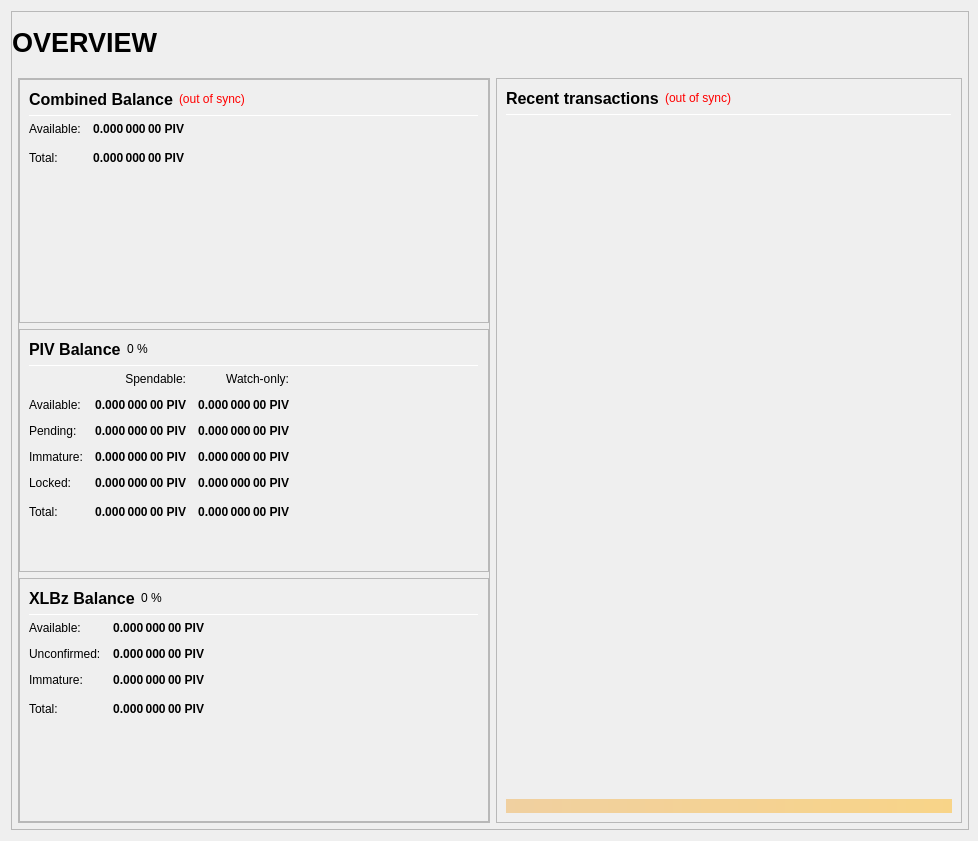
binarysculptor/wallet, file src/qt/forms/overviewpage.ui: the form before one commit.
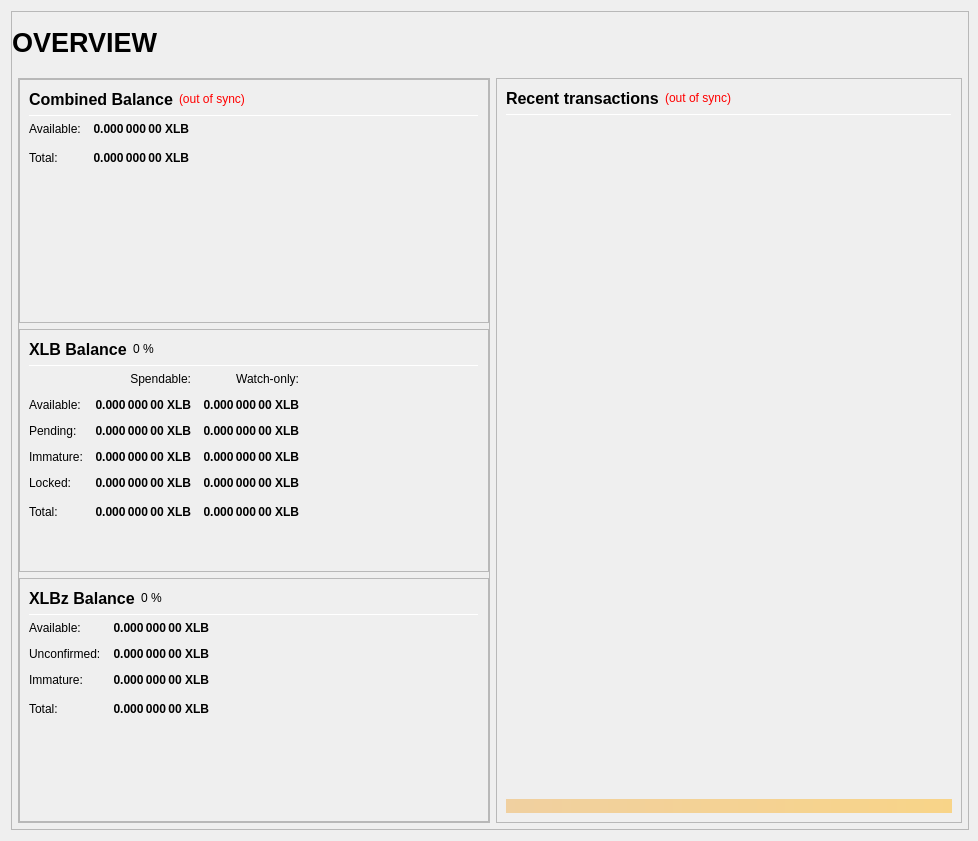
The form after the commit.

Diff of the .ui file:
```diff
--- a/src/qt/forms/overviewpage.ui
+++ b/src/qt/forms/overviewpage.ui
@@ -333,7 +333,7 @@
                           <string>Your current spendable balance</string>
                          </property>
                          <property name="text">
-                          <string notr="true">0.000 000 00 PIV</string>
+                          <string notr="true">0.000 000 00 XLB</string>
                          </property>
                          <property name="alignment">
                           <set>Qt::AlignRight|Qt::AlignTrailing|Qt::AlignVCenter</set>
@@ -365,7 +365,7 @@
                           <string>Total Balance, including all unavailable coins.</string>
                          </property>
                          <property name="text">
-                          <string notr="true">0.000 000 00 PIV</string>
+                          <string notr="true">0.000 000 00 XLB</string>
                          </property>
                          <property name="alignment">
                           <set>Qt::AlignRight|Qt::AlignTrailing|Qt::AlignVCenter</set>
@@ -433,7 +433,7 @@
                           </font>
                          </property>
                          <property name="text">
-                          <string>PIV Balance</string>
+                          <string>XLB Balance</string>
                          </property>
                         </widget>
                        </item>
@@ -525,7 +525,7 @@
                           <string>Your current spendable balance</string>
                          </property>
                          <property name="text">
-                          <string notr="true">0.000 000 00 PIV</string>
+                          <string notr="true">0.000 000 00 XLB</string>
                          </property>
                          <property name="alignment">
                           <set>Qt::AlignRight|Qt::AlignTrailing|Qt::AlignVCenter</set>
@@ -550,7 +550,7 @@
                           <string>Your current balance in watch-only addresses</string>
                          </property>
                          <property name="text">
-                          <string notr="true">0.000 000 00 PIV</string>
+                          <string notr="true">0.000 000 00 XLB</string>
                          </property>
                          <property name="alignment">
                           <set>Qt::AlignRight|Qt::AlignTrailing|Qt::AlignVCenter</set>
@@ -582,7 +582,7 @@
                           <string>Total of transactions that have yet to be confirmed, and do not yet count toward the spendable balance</string>
                          </property>
                          <property name="text">
-                          <string notr="true">0.000 000 00 PIV</string>
+                          <string notr="true">0.000 000 00 XLB</string>
                          </property>
                          <property name="alignment">
                           <set>Qt::AlignRight|Qt::AlignTrailing|Qt::AlignVCenter</set>
@@ -607,7 +607,7 @@
                           <string>Unconfirmed transactions to watch-only addresses</string>
                          </property>
                          <property name="text">
-                          <string notr="true">0.000 000 00 PIV</string>
+                          <string notr="true">0.000 000 00 XLB</string>
                          </property>
                          <property name="alignment">
                           <set>Qt::AlignRight|Qt::AlignTrailing|Qt::AlignVCenter</set>
@@ -639,7 +639,7 @@
                           <string>Staked or masternode rewards that has not yet matured</string>
                          </property>
                          <property name="text">
-                          <string notr="true">0.000 000 00 PIV</string>
+                          <string notr="true">0.000 000 00 XLB</string>
                          </property>
                          <property name="alignment">
                           <set>Qt::AlignRight|Qt::AlignTrailing|Qt::AlignVCenter</set>
@@ -664,7 +664,7 @@
                           <string>Staked or masternode rewards in watch-only addresses that has not yet matured</string>
                          </property>
                          <property name="text">
-                          <string notr="true">0.000 000 00 PIV</string>
+                          <string notr="true">0.000 000 00 XLB</string>
                          </property>
                          <property name="alignment">
                           <set>Qt::AlignRight|Qt::AlignTrailing|Qt::AlignVCenter</set>
@@ -699,7 +699,7 @@
                           <string>Locked PIV or Masternode collaterals. These are excluded from XLBz minting.</string>
                          </property>
                          <property name="text">
-                          <string notr="true">0.000 000 00 PIV</string>
+                          <string notr="true">0.000 000 00 XLB</string>
                          </property>
                          <property name="alignment">
                           <set>Qt::AlignRight|Qt::AlignTrailing|Qt::AlignVCenter</set>
@@ -724,7 +724,7 @@
                           <string>Current locked balance in watch-only addresses</string>
                          </property>
                          <property name="text">
-                          <string notr="true">0.000 000 00 PIV</string>
+                          <string notr="true">0.000 000 00 XLB</string>
                          </property>
                          <property name="alignment">
                           <set>Qt::AlignRight|Qt::AlignTrailing|Qt::AlignVCenter</set>
@@ -759,7 +759,7 @@
                           <string>Your current Liberty balance, unconfirmed and immature transactions included</string>
                          </property>
                          <property name="text">
-                          <string notr="true">0.000 000 00 PIV</string>
+                          <string notr="true">0.000 000 00 XLB</string>
                          </property>
                          <property name="alignment">
                           <set>Qt::AlignRight|Qt::AlignTrailing|Qt::AlignVCenter</set>
@@ -784,7 +784,7 @@
                           <string>Current total balance in watch-only addresses</string>
                          </property>
                          <property name="text">
-                          <string notr="true">0.000 000 00 PIV</string>
+                          <string notr="true">0.000 000 00 XLB</string>
                          </property>
                          <property name="alignment">
                           <set>Qt::AlignRight|Qt::AlignTrailing|Qt::AlignVCenter</set>
@@ -926,7 +926,7 @@
 These XLBz are spendable.</string>
                          </property>
                          <property name="text">
-                          <string notr="true">0.000 000 00 PIV</string>
+                          <string notr="true">0.000 000 00 XLB</string>
                          </property>
                          <property name="alignment">
                           <set>Qt::AlignRight|Qt::AlignTrailing|Qt::AlignVCenter</set>
@@ -957,7 +957,7 @@
 Immature: confirmed, but less than 1 mint of the same denomination after it was minted</string>
                          </property>
                          <property name="text">
-                          <string notr="true">0.000 000 00 PIV</string>
+                          <string notr="true">0.000 000 00 XLB</string>
                          </property>
                          <property name="alignment">
                           <set>Qt::AlignRight|Qt::AlignTrailing|Qt::AlignVCenter</set>
@@ -988,7 +988,7 @@
 Immature: confirmed, but less than 1 mint of the same denomination after it was minted</string>
                          </property>
                          <property name="text">
-                          <string notr="true">0.000 000 00 PIV</string>
+                          <string notr="true">0.000 000 00 XLB</string>
                          </property>
                          <property name="alignment">
                           <set>Qt::AlignRight|Qt::AlignTrailing|Qt::AlignVCenter</set>
@@ -1020,7 +1020,7 @@
                           <string>Your current XLBz balance, unconfirmed and immature XLBz included.</string>
                          </property>
                          <property name="text">
-                          <string notr="true">0.000 000 00 PIV</string>
+                          <string notr="true">0.000 000 00 XLB</string>
                          </property>
                          <property name="alignment">
                           <set>Qt::AlignRight|Qt::AlignTrailing|Qt::AlignVCenter</set>
```
Left out of the diff: 4 changed lines with no effect on the pictures.
